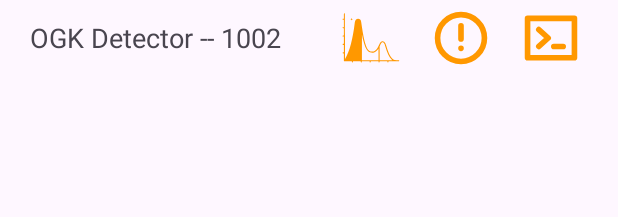
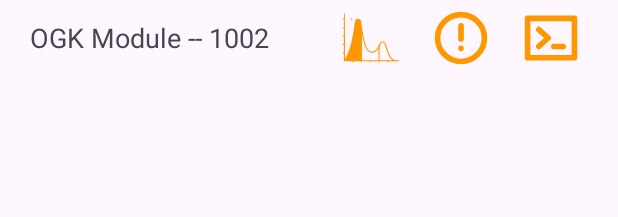
Before and after one commit to vikulin/OGK-Inspector, an Android app: the layout device_list_item.xml on its own in the app's theme, with its tools: preview values and no code run, on a phone screen of 412 x 824 dp. Shown: the top 217 px of the screen. Run offline under Robolectric (Android 15) with nearby library versions, the phone set to English and light mode, and no system bars.

Commit message:
Device title fix

```diff
--- a/app/src/main/res/layout/device_list_item.xml
+++ b/app/src/main/res/layout/device_list_item.xml
@@ -10,7 +10,7 @@
         android:layout_width="wrap_content"
         android:layout_height="wrap_content"
         android:layout_marginStart="20dp"
-        android:text="OGK Detector -- "
+        android:text="OGK Module -- "
         android:textAppearance="@style/TextAppearance.AppCompat.Medium"
         app:layout_constraintBottom_toBottomOf="parent"
         app:layout_constraintStart_toStartOf="parent"
```
